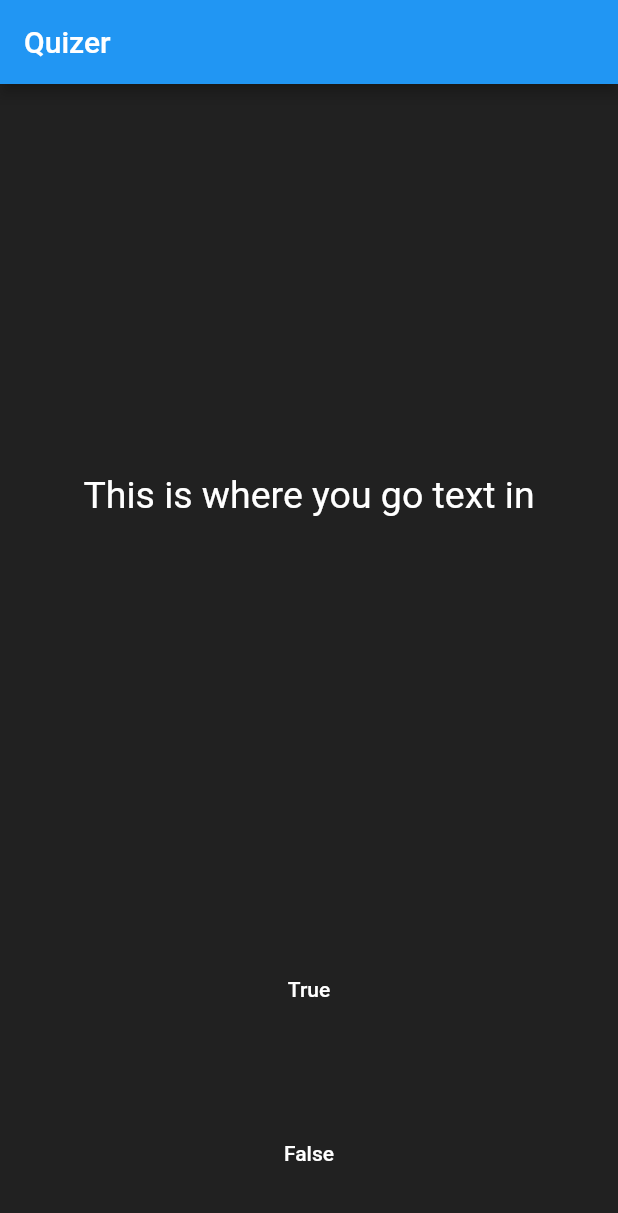
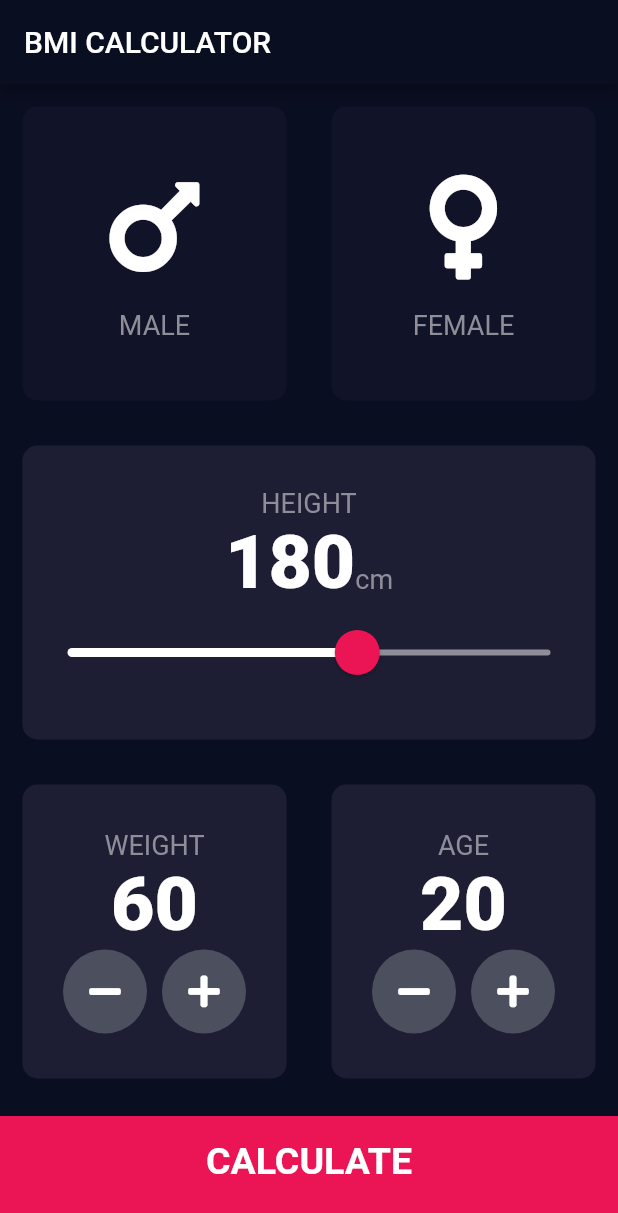
Before and after one commit to frontsunriver/Flutter-tutorial, a Flutter app: the screen it shows after launch, on a phone screen of 412 x 824 dp. Shown: the top 1213 px of the screen. Run offline on Flutter 3.47's test engine with Material 2 defaults, Android fonts, the phone set to English and light mode, and no system bars; our stand-ins replace font_awesome_flutter, rflutter_alert.

```diff
--- /dev/null
+++ b/lib/calculator_brain.dart
@@ -0,0 +1,35 @@
+import 'dart:math';
+
+class CalculatorBrain {
+  CalculatorBrain({this.height, this.weight});
+
+  final int height;
+  final int weight;
+
+  double _bmi;
+
+  String calculateBMI() {
+    _bmi = weight / pow(height / 100, 2);
+    return _bmi.toStringAsFixed(1);
+  }
+
+  String getResult() {
+    if (_bmi >= 25) {
+      return 'Overweight';
+    } else if (_bmi > 18.5) {
+      return 'Normal';
+    } else {
+      return 'Underweight';
+    }
+  }
+
+  String getInterpretation() {
+    if (_bmi >= 25) {
+      return 'You have a higher than normal body weight. Try to exercise more.';
+    } else if (_bmi >= 18.5) {
+      return 'You have a normal body weight. Good job!';
+    } else {
+      return 'You have a lower than normal body weight. You can eat a bit more.';
+    }
+  }
+}
--- /dev/null
+++ b/lib/components/bottom_button.dart
@@ -0,0 +1,29 @@
+import 'package:flutter/material.dart';
+import 'package:mi_card/constants.dart';
+
+class BottomButton extends StatelessWidget {
+  BottomButton({@required this.onTap, @required this.buttonTitle});
+
+  final Function onTap;
+  final String buttonTitle;
+
+  @override
+  Widget build(BuildContext context) {
+    return GestureDetector(
+      onTap: onTap,
+      child: Container(
+        child: Center(
+          child: Text(
+            buttonTitle,
+            style: kLargeButtonTextStyle,
+          ),
+        ),
+        color: kBottomContainerColour,
+        margin: EdgeInsets.only(top: 10.0),
+        padding: EdgeInsets.only(bottom: 20.0),
+        width: double.infinity,
+        height: kBottomContainerHeight,
+      ),
+    );
+  }
+}
--- /dev/null
+++ b/lib/components/icon_content.dart
@@ -0,0 +1,29 @@
+import 'package:flutter/material.dart';
+import 'package:mi_card/constants.dart';
+
+class IconContent extends StatelessWidget {
+  IconContent({this.icon, this.label});
+
+  final IconData icon;
+  final String label;
+
+  @override
+  Widget build(BuildContext context) {
+    return Column(
+      mainAxisAlignment: MainAxisAlignment.center,
+      children: <Widget>[
+        Icon(
+          icon,
+          size: 80.0,
+        ),
+        SizedBox(
+          height: 15.0,
+        ),
+        Text(
+          label,
+          style: kLabelTextStyle,
+        )
+      ],
+    );
+  }
+}
--- /dev/null
+++ b/lib/components/reusable_card.dart
@@ -0,0 +1,24 @@
+import 'package:flutter/material.dart';
+
+class ReusableCard extends StatelessWidget {
+  ReusableCard({@required this.colour, this.cardChild, this.onPress});
+
+  final Color colour;
+  final Widget cardChild;
+  final Function onPress;
+
+  @override
+  Widget build(BuildContext context) {
+    return GestureDetector(
+      onTap: onPress,
+      child: Container(
+        child: cardChild,
+        margin: EdgeInsets.all(15.0),
+        decoration: BoxDecoration(
+          color: colour,
+          borderRadius: BorderRadius.circular(10.0),
+        ),
+      ),
+    );
+  }
+}
--- /dev/null
+++ b/lib/components/round_icon_button.dart
@@ -0,0 +1,23 @@
+import 'package:flutter/material.dart';
+
+class RoundIconButton extends StatelessWidget {
+  RoundIconButton({@required this.icon, @required this.onPressed});
+
+  final IconData icon;
+  final Function onPressed;
+
+  @override
+  Widget build(BuildContext context) {
+    return RawMaterialButton(
+      elevation: 0.0,
+      child: Icon(icon),
+      onPressed: onPressed,
+      constraints: BoxConstraints.tightFor(
+        width: 56.0,
+        height: 56.0,
+      ),
+      shape: CircleBorder(),
+      fillColor: Color(0xFF4C4F5E),
+    );
+  }
+}
--- /dev/null
+++ b/lib/constants.dart
@@ -0,0 +1,41 @@
+import 'package:flutter/material.dart';
+
+const kBottomContainerHeight = 80.0;
+const kActiveCardColour = Color(0xFF1D1E33);
+const kInactiveCardColour = Color(0xFF111328);
+const kBottomContainerColour = Color(0xFFEB1555);
+
+const kLabelTextStyle = TextStyle(
+  fontSize: 18.0,
+  color: Color(0xFF8D8E98),
+);
+
+const kNumberTextStyle = TextStyle(
+  fontSize: 50.0,
+  fontWeight: FontWeight.w900,
+);
+
+const kLargeButtonTextStyle = TextStyle(
+  fontSize: 25.0,
+  fontWeight: FontWeight.bold,
+);
+
+const kTitleTextStyle = TextStyle(
+  fontSize: 50.0,
+  fontWeight: FontWeight.bold,
+);
+
+const kResultTextStyle = TextStyle(
+  color: Color(0xFF24D876),
+  fontSize: 22.0,
+  fontWeight: FontWeight.bold,
+);
+
+const kBMITextStyle = TextStyle(
+  fontSize: 100.0,
+  fontWeight: FontWeight.bold,
+);
+
+const kBodyTextStyle = TextStyle(
+  fontSize: 22.0,
+);
--- a/lib/main.dart
+++ b/lib/main.dart
@@ -1,75 +1,17 @@
 import 'package:flutter/material.dart';
+import 'package:mi_card/screens/inputPage.dart';
 
-void main() {
-  runApp(Quizzler());
-}
+void main() => runApp(BMICalculator());
 
-class Quizzler extends StatelessWidget {
+class BMICalculator extends StatelessWidget {
   @override
   Widget build(BuildContext context) {
     return MaterialApp(
-      home: Scaffold(
-        backgroundColor: Colors.grey.shade900,
-        appBar: AppBar(
-          title: Text("Quizer"),
-        ),
-        body: SafeArea(
-          child: Padding(
-            padding: EdgeInsets.symmetric(horizontal: 10.0),
-            child: QuizePage(),
-          ),
-        ),
+      theme: ThemeData.dark().copyWith(
+        primaryColor: Color(0xFF0A0E21),
+        scaffoldBackgroundColor: Color(0xFF0A0E21),
       ),
+      home: InputPage(),
     );
   }
 }
-
-class QuizePage extends StatefulWidget {
-  @override
-  _QuizePageState createState() => _QuizePageState();
-}
-
-class _QuizePageState extends State<QuizePage> {
-  @override
-  Widget build(BuildContext context) {
-    return Column(
-      mainAxisAlignment: MainAxisAlignment.spaceBetween,
-      crossAxisAlignment: CrossAxisAlignment.stretch,
-      children: <Widget>[
-        Expanded(
-            flex: 5,
-            child: Padding(
-              padding: EdgeInsets.all(10.0),
-              child: Center(
-                child: Text(
-                  "This is where you go text in",
-                  textAlign: TextAlign.center,
-                  style: TextStyle(fontSize: 25, color: Colors.white),
-                ),
-              ),
-            )),
-        Expanded(
-            child: Padding(
-                padding: EdgeInsets.all(10.0),
-                child: FlatButton(
-                  textColor: Colors.white,
-                  child: Text(
-                    "True",
-                    textAlign: TextAlign.center,
-                    style: TextStyle(color: Colors.white),
-                  ),
-                ))),
-        Expanded(
-            child: Padding(
-                padding: EdgeInsets.all(10.0),
-                child: FlatButton(
-                    textColor: Colors.green,
-                    child: Text(
-                      "False",
-                      textAlign: TextAlign.center,
-                      style: TextStyle(color: Colors.white),
-                    )))),
-      ],
-    );
-  }
-}
--- /dev/null
+++ b/lib/screens/inputPage.dart
@@ -0,0 +1,236 @@
+import 'package:flutter/material.dart';
+import 'package:font_awesome_flutter/font_awesome_flutter.dart';
+import 'package:mi_card/components/icon_content.dart';
+import 'package:mi_card/components/reusable_card.dart';
+import 'package:mi_card/constants.dart';
+import 'package:mi_card/screens/results_page.dart';
+import 'package:mi_card/components/bottom_button.dart';
+import 'package:mi_card/components/round_icon_button.dart';
+import 'package:mi_card/calculator_brain.dart';
+
+enum Gender {
+  male,
+  female,
+}
+
+class InputPage extends StatefulWidget {
+  @override
+  _InputPageState createState() => _InputPageState();
+}
+
+class _InputPageState extends State<InputPage> {
+  Gender selectedGender;
+  int height = 180;
+  int weight = 60;
+  int age = 20;
+
+  @override
+  Widget build(BuildContext context) {
+    return Scaffold(
+      appBar: AppBar(
+        title: Text('BMI CALCULATOR'),
+      ),
+      body: Column(
+        crossAxisAlignment: CrossAxisAlignment.stretch,
+        children: <Widget>[
+          Expanded(
+              child: Row(
+            children: <Widget>[
+              Expanded(
+                child: ReusableCard(
+                  onPress: () {
+                    setState(() {
+                      selectedGender = Gender.male;
+                    });
+                  },
+                  colour: selectedGender == Gender.male
+                      ? kActiveCardColour
+                      : kInactiveCardColour,
+                  cardChild: IconContent(
+                    icon: FontAwesomeIcons.mars,
+                    label: 'MALE',
+                  ),
+                ),
+              ),
+              Expanded(
+                child: ReusableCard(
+                  onPress: () {
+                    setState(() {
+                      selectedGender = Gender.female;
+                    });
+                  },
+                  colour: selectedGender == Gender.female
+                      ? kActiveCardColour
+                      : kInactiveCardColour,
+                  cardChild: IconContent(
+                    icon: FontAwesomeIcons.venus,
+                    label: 'FEMALE',
+                  ),
+                ),
+              ),
+            ],
+          )),
+          Expanded(
+            child: ReusableCard(
+              colour: kActiveCardColour,
+              cardChild: Column(
+                mainAxisAlignment: MainAxisAlignment.center,
+                children: <Widget>[
+                  Text(
+                    'HEIGHT',
+                    style: kLabelTextStyle,
+                  ),
+                  Row(
+                    mainAxisAlignment: MainAxisAlignment.center,
+                    crossAxisAlignment: CrossAxisAlignment.baseline,
+                    textBaseline: TextBaseline.alphabetic,
+                    children: <Widget>[
+                      Text(
+                        height.toString(),
+                        style: kNumberTextStyle,
+                      ),
+                      Text(
+                        'cm',
+                        style: kLabelTextStyle,
+                      )
+                    ],
+                  ),
+                  SliderTheme(
+                    data: SliderTheme.of(context).copyWith(
+                      inactiveTrackColor: Color(0xFF8D8E98),
+                      activeTrackColor: Colors.white,
+                      thumbColor: Color(0xFFEB1555),
+                      overlayColor: Color(0x29EB1555),
+                      thumbShape:
+                          RoundSliderThumbShape(enabledThumbRadius: 15.0),
+                      overlayShape:
+                          RoundSliderOverlayShape(overlayRadius: 30.0),
+                    ),
+                    child: Slider(
+                      value: height.toDouble(),
+                      min: 120.0,
+                      max: 220.0,
+                      onChanged: (double newValue) {
+                        setState(() {
+                          height = newValue.round();
+                        });
+                      },
+                    ),
+                  ),
+                ],
+              ),
+            ),
+          ),
+          Expanded(
+            child: Row(
+              children: <Widget>[
+                Expanded(
+                  child: ReusableCard(
+                    colour: kActiveCardColour,
+                    cardChild: Column(
+                      mainAxisAlignment: MainAxisAlignment.center,
+                      children: <Widget>[
+                        Text(
+                          'WEIGHT',
+                          style: kLabelTextStyle,
+                        ),
+                        Text(
+                          weight.toString(),
+                          style: kNumberTextStyle,
+                        ),
+                        Row(
+                          mainAxisAlignment: MainAxisAlignment.center,
+                          children: <Widget>[
+                            RoundIconButton(
+                                icon: FontAwesomeIcons.minus,
+                                onPressed: () {
+                                  setState(() {
+                                    weight--;
+                                  });
+                                }),
+                            SizedBox(
+                              width: 10.0,
+                            ),
+                            RoundIconButton(
+                              icon: FontAwesomeIcons.plus,
+                              onPressed: () {
+                                setState(() {
+                                  weight++;
+                                });
+                              },
+                            ),
+                          ],
+                        ),
+                      ],
+                    ),
+                  ),
+                ),
+                Expanded(
+                  child: ReusableCard(
+                    colour: kActiveCardColour,
+                    cardChild: Column(
+                      mainAxisAlignment: MainAxisAlignment.center,
+                      children: <Widget>[
+                        Text(
+                          'AGE',
+                          style: kLabelTextStyle,
+                        ),
+                        Text(
+                          age.toString(),
+                          style: kNumberTextStyle,
+                        ),
+                        Row(
+                          mainAxisAlignment: MainAxisAlignment.center,
+                          children: <Widget>[
+                            RoundIconButton(
+                              icon: FontAwesomeIcons.minus,
+                              onPressed: () {
+                                setState(
+                                  () {
+                                    age--;
+                                  },
+                                );
+                              },
+                            ),
+                            SizedBox(
+                              width: 10.0,
+                            ),
+                            RoundIconButton(
+                                icon: FontAwesomeIcons.plus,
+                                onPressed: () {
+                                  setState(() {
+                                    age++;
+                                  });
+                                })
+                          ],
+                        )
+                      ],
+                    ),
+                  ),
+                ),
+              ],
+            ),
+          ),
+          BottomButton(
+            buttonTitle: 'CALCULATE',
+            onTap: () {
+              CalculatorBrain calc =
+                  CalculatorBrain(height: height, weight: weight);
+
+              Navigator.push(
+                context,
+                MaterialPageRoute(
+                  builder: (context) => ResultsPage(
+                    bmiResult: calc.calculateBMI(),
+                    resultText: calc.getResult(),
+                    interpretation: calc.getInterpretation(),
+                  ),
+                ),
+              );
+            },
+          ),
+        ],
+      ),
+    );
+  }
+}
--- a/pubspec.yaml
+++ b/pubspec.yaml
@@ -15,6 +15,8 @@ environment:
 dependencies:
   flutter:
     sdk: flutter
+  rflutter_alert: ^2.0.4
+  font_awesome_flutter: '>= 4.7.0'
 
   # The following adds the Cupertino Icons font to your application.
   # Use with the CupertinoIcons class for iOS style icons.
```
Also changed, not shown: lib/quize/main_quize.dart (added, +114 -0 lines), lib/quize/question.dart (added, +8 -0 lines), lib/quize/quiz_brain.dart (added, +41 -0 lines), lib/screens/results_page.dart (added, +71 -0 lines).
